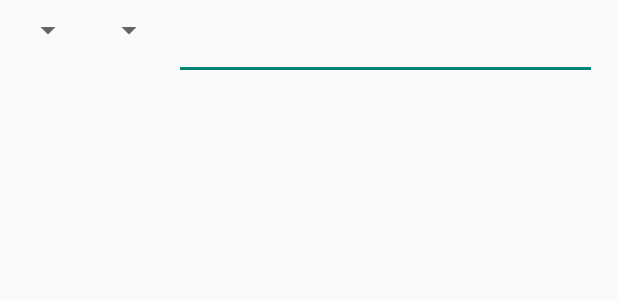
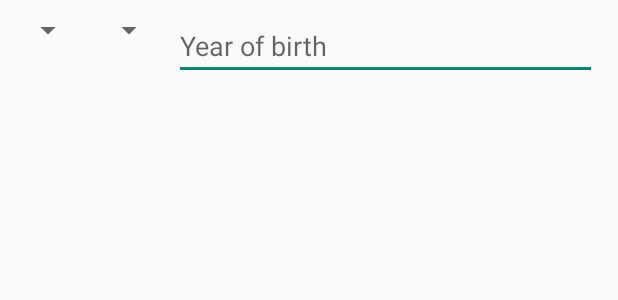
Before and after one commit to tkuenneth/tkbirthdayreminder, an Android app: the layout edit_birthday_date.xml on its own in the app's theme, with its tools: preview values and no code run, on a phone screen of 412 x 824 dp. Shown: the top 300 px of the screen. Run offline under Robolectric (Android 15) with nearby library versions, the phone set to English and light mode, and no system bars.

Commit message:
Fixed some warnings

```diff
--- a/app/build.gradle
+++ b/app/build.gradle
@@ -8,7 +8,7 @@ android {
         applicationId "com.thomaskuenneth.android.birthday"
         minSdkVersion 23
         targetSdkVersion 29
-        versionCode = 2010503
+        versionCode = 2010505
         version = "2.1.5"
     }
 
--- a/app/src/main/res/layout/edit_birthday_date.xml
+++ b/app/src/main/res/layout/edit_birthday_date.xml
@@ -2,7 +2,7 @@
 
 <!--
 	edit_birthday_date.xml
-	TKBirthdayReminder (c) Thomas Künneth 2009 - 2017
+	TKBirthdayReminder (c) Thomas Künneth 2009 - 2020
 	Alle Rechte beim Autoren. All rights reserved.
 -->
 
@@ -16,7 +16,6 @@
         android:id="@+id/new_event_day"
         android:layout_width="wrap_content"
         android:layout_height="wrap_content"
-        android:layout_alignParentLeft="true"
         android:layout_alignParentStart="true"
         android:layout_alignParentTop="true"
         android:drawSelectorOnTop="true" />
@@ -26,13 +25,12 @@
         android:layout_width="wrap_content"
         android:layout_height="wrap_content"
         android:layout_alignBaseline="@id/new_event_day"
-        android:layout_marginLeft="6dip"
         android:layout_marginStart="6dp"
         android:layout_toEndOf="@id/new_event_day"
-        android:layout_toRightOf="@id/new_event_day"
         android:drawSelectorOnTop="true" />
 
     <EditText
+        android:hint="@string/year_of_birth"
         android:id="@+id/new_event_year"
         android:layout_width="match_parent"
         android:layout_height="wrap_content"
@@ -42,7 +40,6 @@
         android:layout_marginRight="6dip"
         android:layout_marginStart="6dp"
         android:layout_toEndOf="@id/new_event_month"
-        android:layout_toRightOf="@id/new_event_month"
         android:gravity="fill"
         android:inputType="numberDecimal"
         android:maxLength="4"
--- a/app/src/main/res/layout/welcome.xml
+++ b/app/src/main/res/layout/welcome.xml
@@ -1,7 +1,7 @@
 <?xml version="1.0" encoding="utf-8"?>
 <!--
 	welcome.xml
-	TKBirthdayReminder (c) Thomas Künneth 2009 - 2011
+	TKBirthdayReminder (c) Thomas Künneth 2009 - 2020
 	Alle Rechte beim Autoren. All rights reserved.
 -->
 
@@ -10,8 +10,8 @@
 	android:layout_height="fill_parent">
 
 	<TextView
-		android:layout_width="fill_parent"
-		android:layout_height="fill_parent"
+		android:layout_width="match_parent"
+		android:layout_height="wrap_content"
 		android:paddingLeft="4dp"
 		android:paddingRight="4dp"
 		android:autoLink="web|email"
--- a/app/src/main/res/values/strings.xml
+++ b/app/src/main/res/values/strings.xml
@@ -3,6 +3,7 @@
 <resources>
 
     <string name="app_name">Birthdays</string>
+    <string name="content_description_image">An image</string>
 
     <string name="settings">Settings</string>
     <string name="display_options">Display Options</string>
@@ -30,6 +31,7 @@
     <string name="aquarius">Aquarius</string>
     <string name="pisces">Pisces</string>
 
+    <string name="year_of_birth">Year of birth</string>
     <string name="birthday_no_year" translatable="false">%1$s (%2$s)</string>
     <string name="no_birthday_set">no birthday set</string>
     <string name="yesterday">yesterday</string>
```
Also changed, not shown: app/src/main/res/layout/list_item_icon_text.xml (+2 -15 lines), 1 other file.
